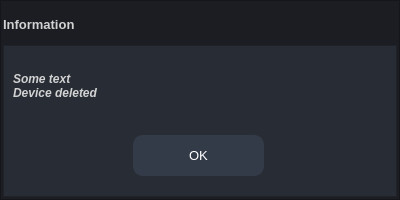
The window that widget/forms/messagebox_information.ui (MetallicAlex/Thermal-Camera) describes before a commit, drawn with Qt 5.
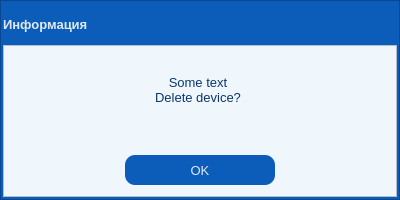
The same window after the commit. Icons and pictures are not drawn.

Commit message: Added blur effect, updated add and delete profile events

Diff of the .ui file:
```diff
--- a/widget/forms/messagebox_information.ui
+++ b/widget/forms/messagebox_information.ui
@@ -36,7 +36,7 @@
    <item>
     <widget class="QFrame" name="frame_center">
      <property name="styleSheet">
-      <string notr="true">background-color: rgb(27, 29, 35);
+      <string notr="true">background-color: #0C5DB9;
 </string>
      </property>
      <property name="frameShape">
@@ -70,7 +70,7 @@
          </size>
         </property>
         <property name="styleSheet">
-         <string notr="true">background-color: rgb(27, 29, 35);</string>
+         <string notr="true">background-color: #0C5DB9;</string>
         </property>
         <property name="frameShape">
          <enum>QFrame::NoFrame</enum>
@@ -104,10 +104,10 @@
              <active>
               <colorrole role="WindowText">
                <brush brushstyle="SolidPattern">
-                <color alpha="255">
-                 <red>210</red>
-                 <green>210</green>
-                 <blue>210</blue>
+                <color alpha="221">
+                 <red>255</red>
+                 <green>255</green>
+                 <blue>255</blue>
                 </color>
                </brush>
               </colorrole>
@@ -122,19 +122,19 @@
               </colorrole>
               <colorrole role="Text">
                <brush brushstyle="SolidPattern">
-                <color alpha="255">
-                 <red>210</red>
-                 <green>210</green>
-                 <blue>210</blue>
+                <color alpha="221">
+                 <red>255</red>
+                 <green>255</green>
+                 <blue>255</blue>
                 </color>
                </brush>
               </colorrole>
               <colorrole role="ButtonText">
                <brush brushstyle="SolidPattern">
-                <color alpha="255">
-                 <red>210</red>
-                 <green>210</green>
-                 <blue>210</blue>
+                <color alpha="221">
+                 <red>255</red>
+                 <green>255</green>
+                 <blue>255</blue>
                 </color>
                </brush>
               </colorrole>
@@ -160,10 +160,10 @@
              <inactive>
               <colorrole role="WindowText">
                <brush brushstyle="SolidPattern">
-                <color alpha="255">
-                 <red>210</red>
-                 <green>210</green>
-                 <blue>210</blue>
+                <color alpha="221">
+                 <red>255</red>
+                 <green>255</green>
+                 <blue>255</blue>
                 </color>
                </brush>
               </colorrole>
@@ -178,19 +178,19 @@
               </colorrole>
               <colorrole role="Text">
                <brush brushstyle="SolidPattern">
-                <color alpha="255">
-                 <red>210</red>
-                 <green>210</green>
-                 <blue>210</blue>
+                <color alpha="221">
+                 <red>255</red>
+                 <green>255</green>
+                 <blue>255</blue>
                 </color>
                </brush>
               </colorrole>
               <colorrole role="ButtonText">
                <brush brushstyle="SolidPattern">
-                <color alpha="255">
-                 <red>210</red>
-                 <green>210</green>
-                 <blue>210</blue>
+                <color alpha="221">
+                 <red>255</red>
+                 <green>255</green>
+                 <blue>255</blue>
                 </color>
                </brush>
               </colorrole>
@@ -216,10 +216,10 @@
              <disabled>
               <colorrole role="WindowText">
                <brush brushstyle="SolidPattern">
-                <color alpha="255">
-                 <red>210</red>
-                 <green>210</green>
-                 <blue>210</blue>
+                <color alpha="221">
+                 <red>255</red>
+                 <green>255</green>
+                 <blue>255</blue>
                 </color>
                </brush>
               </colorrole>
@@ -234,19 +234,19 @@
               </colorrole>
               <colorrole role="Text">
                <brush brushstyle="SolidPattern">
-                <color alpha="255">
-                 <red>210</red>
-                 <green>210</green>
-                 <blue>210</blue>
+                <color alpha="221">
+                 <red>255</red>
+                 <green>255</green>
+                 <blue>255</blue>
                 </color>
                </brush>
               </colorrole>
               <colorrole role="ButtonText">
                <brush brushstyle="SolidPattern">
-                <color alpha="255">
-                 <red>210</red>
-                 <green>210</green>
-                 <blue>210</blue>
+                <color alpha="221">
+                 <red>255</red>
+                 <green>255</green>
+                 <blue>255</blue>
                 </color>
                </brush>
               </colorrole>
@@ -280,10 +280,11 @@
             </font>
            </property>
            <property name="styleSheet">
-            <string notr="true">background: transparent;</string>
+            <string notr="true">background: transparent;
+color: rgb(255, 255, 255, 221);</string>
            </property>
            <property name="text">
-            <string>Information</string>
+            <string>Информация</string>
            </property>
           </widget>
          </item>
@@ -337,7 +338,7 @@
       <item>
        <widget class="QFrame" name="frame_contains">
         <property name="styleSheet">
-         <string notr="true">background-color: rgb(40, 44, 52);</string>
+         <string notr="true">background-color: #EFF7FD;</string>
         </property>
         <property name="frameShape">
          <enum>QFrame::StyledPanel</enum>
@@ -348,24 +349,25 @@
         <widget class="QPushButton" name="button_ok">
          <property name="geometry">
           <rect>
-           <x>130</x>
-           <y>90</y>
-           <width>131</width>
-           <height>41</height>
+           <x>122</x>
+           <y>110</y>
+           <width>150</width>
+           <height>30</height>
           </rect>
          </property>
          <property name="font">
           <font>
            <family>Segoe UI</family>
            <pointsize>10</pointsize>
+           <weight>50</weight>
+           <bold>false</bold>
           </font>
          </property>
          <property name="styleSheet">
           <string notr="true">QPushButton {
-	border: 2px solid rgb(52, 59, 72);
 	border-radius: 10px;	
-	background-color: rgb(52, 59, 72);
-	color: rgb(255, 255, 255);
+	background-color: #0C5DB9;
+	color: rgb(255, 255, 255, 221);
 }
 QPushButton:hover {
 	background-color: rgb(57, 65, 80);
@@ -387,8 +389,8 @@
           <rect>
            <x>10</x>
            <y>0</y>
-           <width>371</width>
-           <height>81</height>
+           <width>370</width>
+           <height>90</height>
           </rect>
          </property>
          <property name="palette">
@@ -397,9 +399,9 @@
             <colorrole role="WindowText">
              <brush brushstyle="SolidPattern">
               <color alpha="255">
-               <red>210</red>
-               <green>210</green>
-               <blue>210</blue>
+               <red>9</red>
+               <green>55</green>
+               <blue>107</blue>
               </color>
              </brush>
             </colorrole>
@@ -415,18 +417,18 @@
             <colorrole role="Text">
              <brush brushstyle="SolidPattern">
               <color alpha="255">
-               <red>210</red>
-               <green>210</green>
-               <blue>210</blue>
+               <red>9</red>
+               <green>55</green>
+               <blue>107</blue>
               </color>
              </brush>
             </colorrole>
             <colorrole role="ButtonText">
              <brush brushstyle="SolidPattern">
               <color alpha="255">
-               <red>210</red>
-               <green>210</green>
-               <blue>210</blue>
+               <red>9</red>
+               <green>55</green>
+               <blue>107</blue>
               </color>
              </brush>
             </colorrole>
@@ -453,9 +455,9 @@
             <colorrole role="WindowText">
              <brush brushstyle="SolidPattern">
               <color alpha="255">
-               <red>210</red>
-               <green>210</green>
-               <blue>210</blue>
+               <red>9</red>
+               <green>55</green>
+               <blue>107</blue>
               </color>
              </brush>
             </colorrole>
@@ -471,18 +473,18 @@
             <colorrole role="Text">
              <brush brushstyle="SolidPattern">
               <color alpha="255">
-               <red>210</red>
-               <green>210</green>
-               <blue>210</blue>
+               <red>9</red>
+               <green>55</green>
+               <blue>107</blue>
               </color>
              </brush>
             </colorrole>
             <colorrole role="ButtonText">
              <brush brushstyle="SolidPattern">
               <color alpha="255">
-               <red>210</red>
-               <green>210</green>
-               <blue>210</blue>
+               <red>9</red>
+               <green>55</green>
+               <blue>107</blue>
               </color>
              </brush>
             </colorrole>
@@ -509,9 +511,9 @@
             <colorrole role="WindowText">
              <brush brushstyle="SolidPattern">
               <color alpha="255">
-               <red>210</red>
-               <green>210</green>
-               <blue>210</blue>
+               <red>9</red>
+               <green>55</green>
+               <blue>107</blue>
               </color>
              </brush>
             </colorrole>
@@ -527,18 +529,18 @@
             <colorrole role="Text">
              <brush brushstyle="SolidPattern">
               <color alpha="255">
-               <red>210</red>
-               <green>210</green>
-               <blue>210</blue>
+               <red>9</red>
+               <green>55</green>
+               <blue>107</blue>
               </color>
              </brush>
             </colorrole>
             <colorrole role="ButtonText">
              <brush brushstyle="SolidPattern">
               <color alpha="255">
-               <red>210</red>
-               <green>210</green>
-               <blue>210</blue>
+               <red>9</red>
+               <green>55</green>
+               <blue>107</blue>
               </color>
              </brush>
             </colorrole>
@@ -566,21 +568,22 @@
          <property name="font">
           <font>
            <family>Segoe UI</family>
-           <pointsize>9</pointsize>
-           <weight>75</weight>
-           <italic>true</italic>
-           <bold>true</bold>
+           <pointsize>10</pointsize>
+           <weight>50</weight>
+           <italic>false</italic>
+           <bold>false</bold>
           </font>
          </property>
          <property name="styleSheet">
-          <string notr="true">background: transparent;</string>
+          <string notr="true">background: transparent;
+color: #09376B;</string>
          </property>
          <property name="text">
           <string>Some text
-Device deleted</string>
+Delete device?</string>
          </property>
          <property name="alignment">
-          <set>Qt::AlignJustify|Qt::AlignVCenter</set>
+          <set>Qt::AlignCenter</set>
          </property>
         </widget>
        </widget>
```
Left out of the diff: 10 changed lines with no effect on the pictures. The commit also changes 9 other files.
